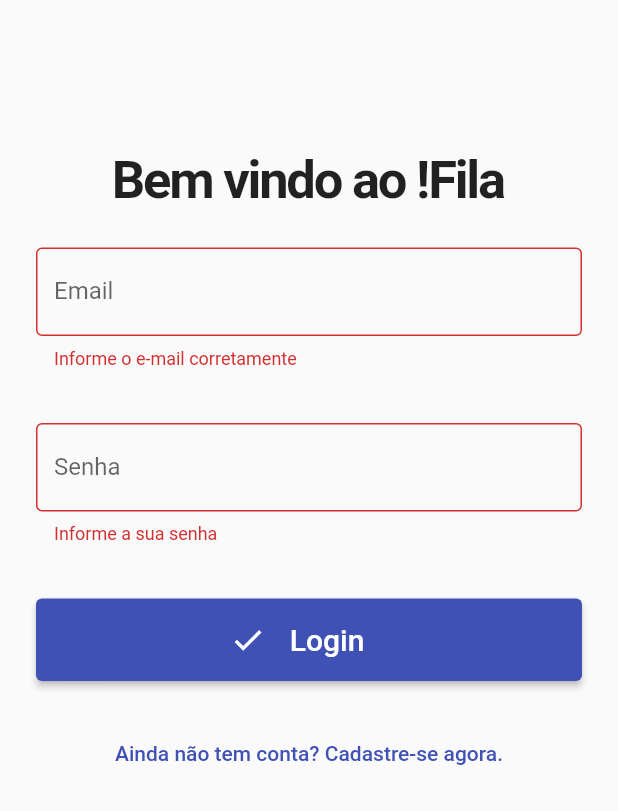
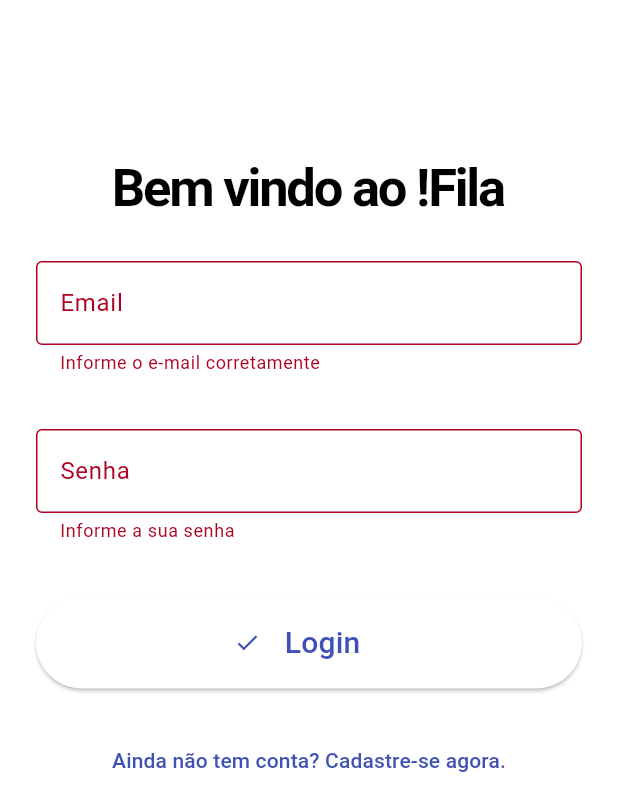
Before and after one commit to HugoChaves86/no_fila, a Flutter app: the screen it shows after launch, after a tap on "Login", on a phone screen of 412 x 824 dp. Shown: the top 811 px of the screen. Run offline on Flutter 3.47's test engine with Material 2 defaults, Android fonts, the light colour scheme and no system bars; our stand-ins replace firebase_auth, firebase_core, flutter_riverpod, google_fonts; accounts and stored records are empty.

Commit message:
add Riverpod and new ui

```diff
--- a/frontend/lib/main.dart
+++ b/frontend/lib/main.dart
@@ -1,9 +1,8 @@
 import 'package:flutter/material.dart';
 import 'package:firebase_core/firebase_core.dart';
 import 'package:no_fila/no_fila.dart';
-import 'package:no_fila/services/auth_service.dart';
+import 'package:flutter_riverpod/flutter_riverpod.dart';
 import 'firebase_options.dart';
-import 'package:provider/provider.dart';
 
 void main() async {
   WidgetsFlutterBinding
@@ -13,87 +12,8 @@ void main() async {
     options: DefaultFirebaseOptions.currentPlatform,
   );
   runApp(
-    MultiProvider(
-      providers: [
-        ChangeNotifierProvider(create: (context) => AuthService()),
-        //Podemos adicionar mais providers aqui se necessário
-      ],
-      child: const NoFila(),
+    const ProviderScope(
+      child: NoFila(),
     ),
   );
 }
-
-// class LoginPage extends StatelessWidget {
-//   const LoginPage({super.key});
-
-//   @override
-//   Widget build(BuildContext context) {
-//     return const MaterialApp(
-//       home: Scaffold(
-//         backgroundColor: Colors.blueGrey,
-//         body: Center(
-//           child: LoginScreen(),
-//         ),
-//       ),
-//     );
-//   }
-// }
-
-// class LoginScreen extends StatelessWidget {
-//   const LoginScreen({super.key});
-
-//   @override
-//   Widget build(BuildContext context) {
-//     return Padding(
-//       padding: const EdgeInsets.all(20.0),
-//       child: Column(
-//         mainAxisAlignment: MainAxisAlignment.center,
-//         children: <Widget>[
-//           const Text(
-//             '!Fila',
-//             style: TextStyle(
-//               color: Colors.amber,
-//               fontSize: 24.0,
-//               fontWeight: FontWeight.bold,
-//             ),
-//           ),
-//           const SizedBox(height: 20.0),
-//           TextFormField(
-//             decoration: const InputDecoration(
-//                 labelText: 'Login',
-//                 labelStyle: TextStyle(color: Colors.amber),
-//                 prefixIcon: Icon(Icons.person),
-//                 prefixIconColor: Colors.amber),
-//           ),
-//           const SizedBox(height: 20.0),
-//           TextFormField(
-//             obscureText: true,
-//             decoration: const InputDecoration(
-//               labelText: 'Senha',
-//               labelStyle: TextStyle(color: Colors.amber),
-//               prefixIcon: Icon(Icons.lock),
-//               prefixIconColor: Colors.amber,
-//             ),
-//           ),
-//           const SizedBox(height: 20.0),
-//           ElevatedButton(
-//             onPressed: () {
-//               // Adicionar aqui a lógica de autenticação
-//             },
-//             style: ButtonStyle(
-//                 textStyle: MaterialStateProperty.all<TextStyle>(const TextStyle(
-//               color: Colors.amber,
-//               fontSize: 16.0,
-//             ))),
-//             child: const Text('Login'),
-//           ),
-//           const SizedBox(height: 10.0),
-//           const Text(
-//             'Por favor, utilize seu login e senha para fazer login.',
-//             style: TextStyle(fontSize: 14.0, color: Colors.amber),
-//           ),
-//         ],
-//       ),
-//     );
-//   }
-// }
--- a/frontend/lib/no_fila.dart
+++ b/frontend/lib/no_fila.dart
@@ -1,16 +1,31 @@
 import 'package:flutter/material.dart';
+import 'package:flutter_riverpod/flutter_riverpod.dart';
 import 'package:no_fila/widgets/auth_check.dart';
+import 'package:google_fonts/google_fonts.dart';
 
-class NoFila extends StatelessWidget {
+final baseTextStyle = StateProvider(
+  (ref) => GoogleFonts.outfit(
+    fontStyle: FontStyle.normal,
+    fontWeight: FontWeight.normal,
+  ),
+);
+
+class NoFila extends ConsumerWidget {
   const NoFila({super.key});
 
   @override
-  Widget build(BuildContext context) {
+  Widget build(BuildContext context, WidgetRef ref) {
     return MaterialApp(
       title: '!Fila',
       debugShowCheckedModeBanner: false,
       theme: ThemeData(
-        primarySwatch: Colors.indigo,
+        colorScheme: const ColorScheme.light(
+          primary: Color(0xFF3F51B5),
+          secondary: Color(0xFF448AFF),
+          onPrimary: Colors.white,
+          onSecondary: Colors.white,
+        ),
+        useMaterial3: true,
       ),
       home: const AuthCheck(),
     );
--- /dev/null
+++ b/frontend/lib/providers.dart
@@ -0,0 +1,17 @@
+import 'package:flutter/material.dart';
+import 'package:flutter_riverpod/flutter_riverpod.dart';
+import 'package:google_fonts/google_fonts.dart';
+import 'services/auth_service.dart';
+
+// Define os global providers do app
+
+final baseTextStyleProvider = StateProvider(
+  (ref) => GoogleFonts.outfit(
+    fontStyle: FontStyle.normal,
+    fontWeight: FontWeight.normal,
+  ),
+);
+
+final authServiceProvider = ChangeNotifierProvider(
+  (ref) => AuthService(),
+);
--- a/frontend/lib/widgets/auth_check.dart
+++ b/frontend/lib/widgets/auth_check.dart
@@ -1,20 +1,16 @@
 import 'package:flutter/material.dart';
+import 'package:flutter_riverpod/flutter_riverpod.dart';
+import 'package:no_fila/providers.dart';
 import 'package:no_fila/services/auth_service.dart';
-import 'package:provider/provider.dart';
 import '../pages/home_page.dart';
 import '../pages/login_page.dart';
 
-class AuthCheck extends StatefulWidget {
+class AuthCheck extends ConsumerWidget {
   const AuthCheck({super.key});
 
   @override
-  State<AuthCheck> createState() => _AuthCheckState();
-}
-
-class _AuthCheckState extends State<AuthCheck> {
-  @override
-  Widget build(BuildContext context) {
-    AuthService auth = Provider.of<AuthService>(context);
+  Widget build(BuildContext context, WidgetRef ref) {
+    AuthService auth = ref.watch(authServiceProvider);
 
     if (auth.isloading) {
       return loading();
--- a/frontend/pubspec.yaml
+++ b/frontend/pubspec.yaml
@@ -34,6 +34,8 @@ dependencies:
   firebase_database: ^10.3.4
   firebase_auth: ^4.14.0
   provider: ^5.0.0
+  flutter_riverpod: ^2.4.5
+  google_fonts: ^6.1.0
 
 
   # The following adds the Cupertino Icons font to your application.
@@ -50,6 +52,8 @@ dev_dependencies:
   # package. See that file for information about deactivating specific lint
   # rules and activating additional ones.
   flutter_lints: ^2.0.0
+  custom_lint: ^0.5.6
+  riverpod_lint: ^2.3.3
 
 # For information on the generic Dart part of this file, see the
 # following page: https://dart.dev/tools/pub/pubspec
@@ -61,6 +65,8 @@ flutter:
   # included with your application, so that you can use the icons in
   # the material Icons class.
   uses-material-design: true
+  assets:
+    - assets/images/
 
   # To add assets to your application, add an assets section, like this:
   # assets:
```
Also changed, not shown: frontend/assets/images/logo.png (added), frontend/pubspec.lock, 3 other files.
